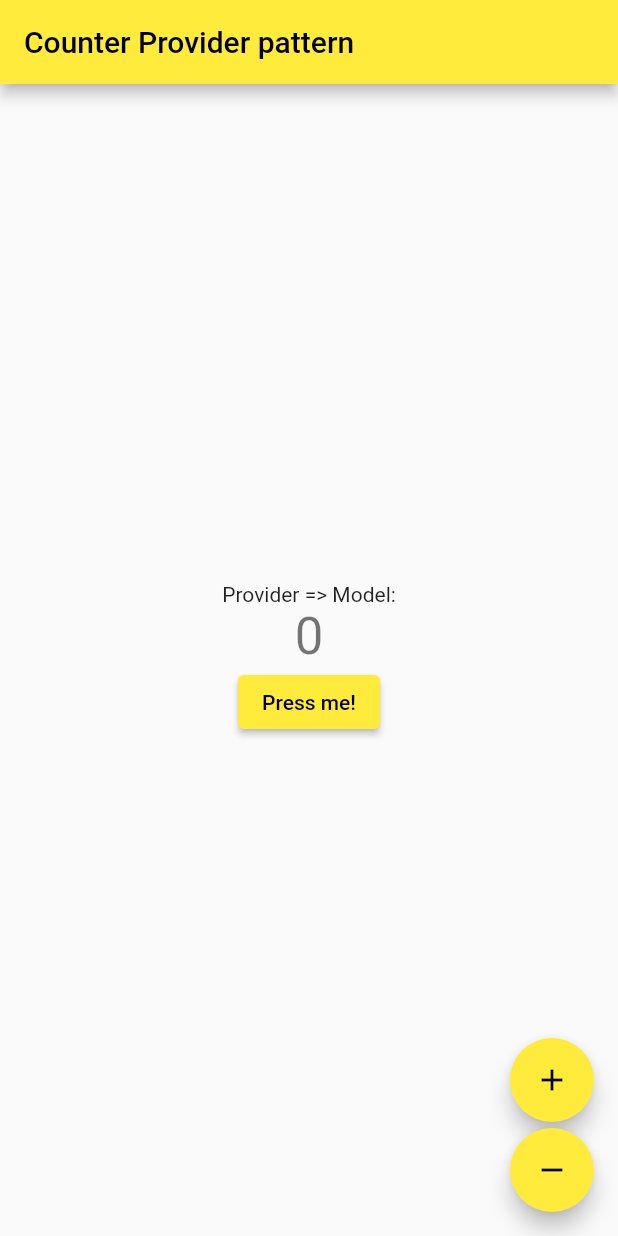
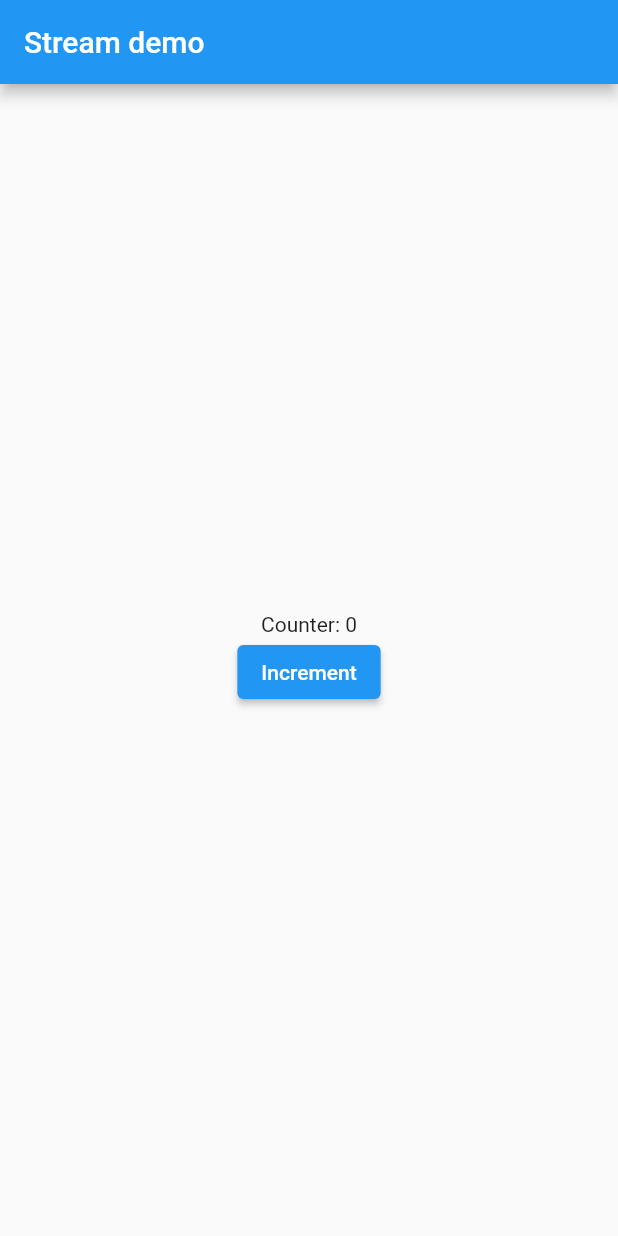
Before and after one commit to amwebexpert/poc_flutter_02_bloc, a Flutter app: the screen it shows after launch, on a phone screen of 412 x 824 dp. Run offline on Flutter 3.47's test engine with Material 2 defaults, Android fonts, the phone set to English and light mode, and no system bars; our stand-ins replace bloc, flutter_bloc.

Commit message:
feat: added streamController example

```diff
--- a/lib/main.dart
+++ b/lib/main.dart
@@ -1,9 +1,11 @@
 import 'package:flutter/material.dart';
+import 'package:poc_flutter_02_bloc/stream_synk_listener/demo.dart';
 
 import 'provider_pattern/conter_app_with_provider.dart';
 
 void main() {
-  runApp(const CounterAppWithProvider());
+  // runApp(const CounterAppWithProvider());
   // runApp(const CounterAppWithBloc());
   // runApp(const CounterAppWithInheritedWidget());
+  runApp(const CounterAppStreamDemo());
 }
--- /dev/null
+++ b/lib/stream_synk_listener/demo.dart
@@ -0,0 +1,43 @@
+// Copyright 2018 The Flutter team. All rights reserved.
+// Use of this source code is governed by a BSD-style license that can be
+// found in the LICENSE file.
+
+import 'dart:async';
+
+import 'package:flutter/material.dart';
+
+class CounterAppStreamDemo extends StatefulWidget {
+  const CounterAppStreamDemo({super.key});
+
+  @override
+  State<CounterAppStreamDemo> createState() => _CounterAppStreamDemoState();
+}
+
+class _CounterAppStreamDemoState extends State<CounterAppStreamDemo> {
+  int counter = 0;
+  StreamController<int> counterStreamController = StreamController<int>();
+
+  @override
+  void initState() {
+    super.initState();
+    counterStreamController.stream.listen((event) => setState(() {
+          counter += event;
+        }));
+  }
+
+  @override
+  Widget build(BuildContext context) {
+    return MaterialApp(
+      home: Scaffold(
+        appBar: AppBar(title: const Text('Stream demo')),
+        body: Column(
+          mainAxisAlignment: MainAxisAlignment.center,
+          children: [
+            Center(child: Text('Counter: $counter')),
+            ElevatedButton(onPressed: () => counterStreamController.add(2), child: const Text('Increment'))
+          ],
+        ),
+      ),
+    );
+  }
+}
```
